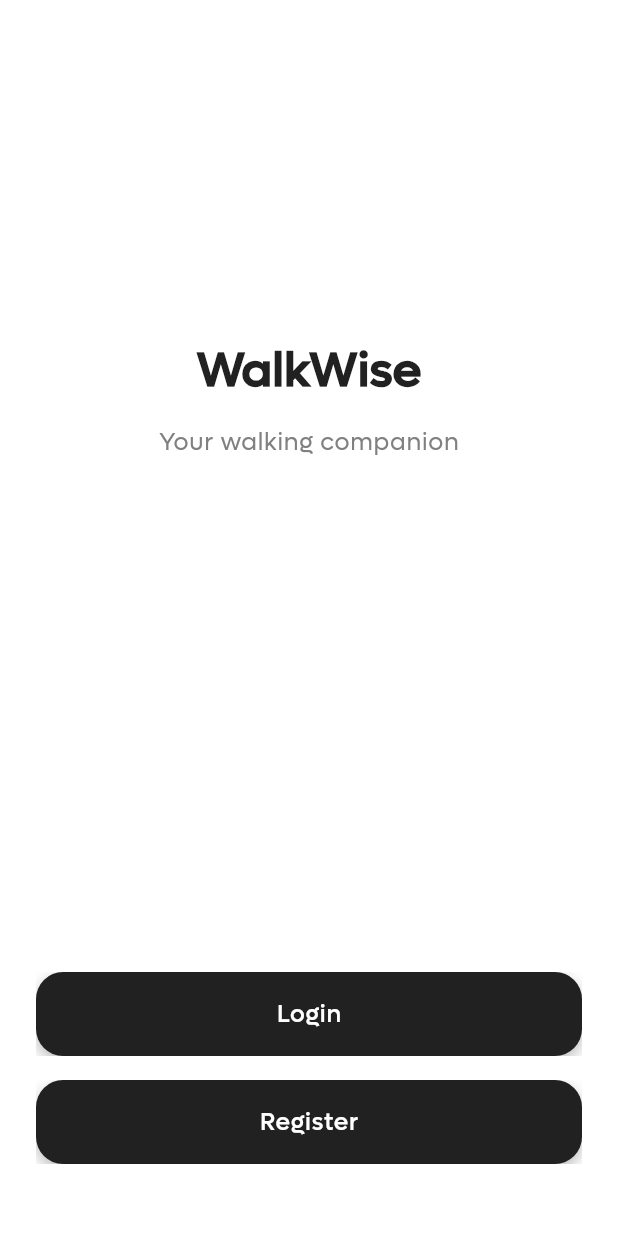
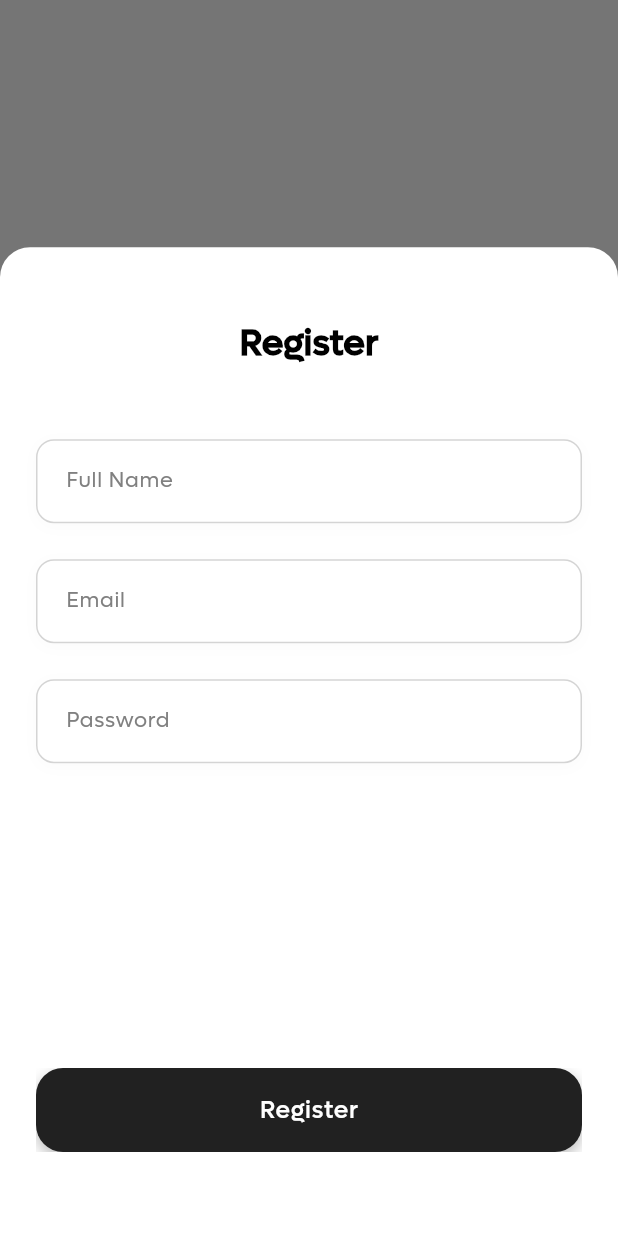
Before and after one commit to dizzpy/WalkWise-Main, a Flutter app: the screen it shows after launch, after a tap on "Register", on a phone screen of 412 x 824 dp. Run offline on Flutter 3.47's test engine with Material 3 defaults, Android fonts, the phone set to English and light mode, and no system bars; our stand-ins replace firebase_core, flutter_dotenv; accounts and stored records are empty.

Commit message:
feat: auth model sheet

```diff
--- a/lib/screens/auth/auth_home.dart
+++ b/lib/screens/auth/auth_home.dart
@@ -1,8 +1,34 @@
 import 'package:flutter/material.dart';
 import 'package:walkwise/components/custom_button.dart';
+import 'package:walkwise/screens/auth/login_sheet.dart';
+import 'package:walkwise/screens/auth/register_sheet.dart';
 
 class AuthHome extends StatelessWidget {
   const AuthHome({super.key});
+
+  void _showLoginSheet(BuildContext context) {
+    showModalBottomSheet(
+      context: context,
+      isScrollControlled: true,
+      backgroundColor: Theme.of(context).scaffoldBackgroundColor,
+      shape: const RoundedRectangleBorder(
+        borderRadius: BorderRadius.vertical(top: Radius.circular(20)),
+      ),
+      builder: (context) => const LoginSheet(),
+    );
+  }
+
+  void _showRegisterSheet(BuildContext context) {
+    showModalBottomSheet(
+      context: context,
+      isScrollControlled: true,
+      backgroundColor: Theme.of(context).scaffoldBackgroundColor,
+      shape: const RoundedRectangleBorder(
+        borderRadius: BorderRadius.vertical(top: Radius.circular(20)),
+      ),
+      builder: (context) => const RegisterSheet(),
+    );
+  }
 
   @override
   Widget build(BuildContext context) {
@@ -40,16 +66,12 @@ class AuthHome extends StatelessWidget {
               // Auth Buttons
               CustomButton(
                 text: 'Login',
-                onPressed: () {
-                  // TODO: Implement login navigation
-                },
+                onPressed: () => _showLoginSheet(context),
               ),
               const SizedBox(height: 16),
               CustomButton(
                 text: 'Register',
-                onPressed: () {
-                  // TODO: Implement register navigation
-                },
+                onPressed: () => _showRegisterSheet(context),
               ),
               const SizedBox(height: 48),
             ],
--- /dev/null
+++ b/lib/screens/auth/register_sheet.dart
@@ -0,0 +1,65 @@
+import 'package:flutter/material.dart';
+import 'package:walkwise/components/custom_button.dart';
+import 'package:walkwise/components/custom_text_field.dart';
+
+class RegisterSheet extends StatefulWidget {
+  const RegisterSheet({super.key});
+
+  @override
+  State<RegisterSheet> createState() => _RegisterSheetState();
+}
+
+class _RegisterSheetState extends State<RegisterSheet> {
+  final _nameController = TextEditingController();
+  final _emailController = TextEditingController();
+  final _passwordController = TextEditingController();
+
+  @override
+  Widget build(BuildContext context) {
+    return Container(
+      height: MediaQuery.of(context).size.height * 0.8,
+      padding: EdgeInsets.only(
+        bottom: MediaQuery.of(context).viewInsets.bottom + 24,
+        left: 24,
+        right: 24,
+        top: 32,
+      ),
+      child: Column(
+        children: [
+          const SizedBox(height: 16),
+          Text(
+            'Register',
+            style: Theme.of(context).textTheme.headlineSmall?.copyWith(
+                  fontWeight: FontWeight.bold,
+                ),
+            textAlign: TextAlign.center,
+          ),
+          const SizedBox(height: 48),
+          CustomTextField(
+            controller: _nameController,
+            labelText: 'Full Name',
+          ),
+          const SizedBox(height: 24),
+          CustomTextField(
+            controller: _emailController,
+            labelText: 'Email',
+            keyboardType: TextInputType.emailAddress,
+          ),
+          const SizedBox(height: 24),
+          CustomTextField(
+            controller: _passwordController,
+            labelText: 'Password',
+          ),
+          const Spacer(),
+          CustomButton(
+            text: 'Register',
+            onPressed: () {
+              // TODO: Implement register logic
+            },
+          ),
+          const SizedBox(height: 32),
+        ],
+      ),
+    );
+  }
+}
```
Also changed, not shown: lib/screens/auth/login_sheet.dart (added, +59 -0 lines).
